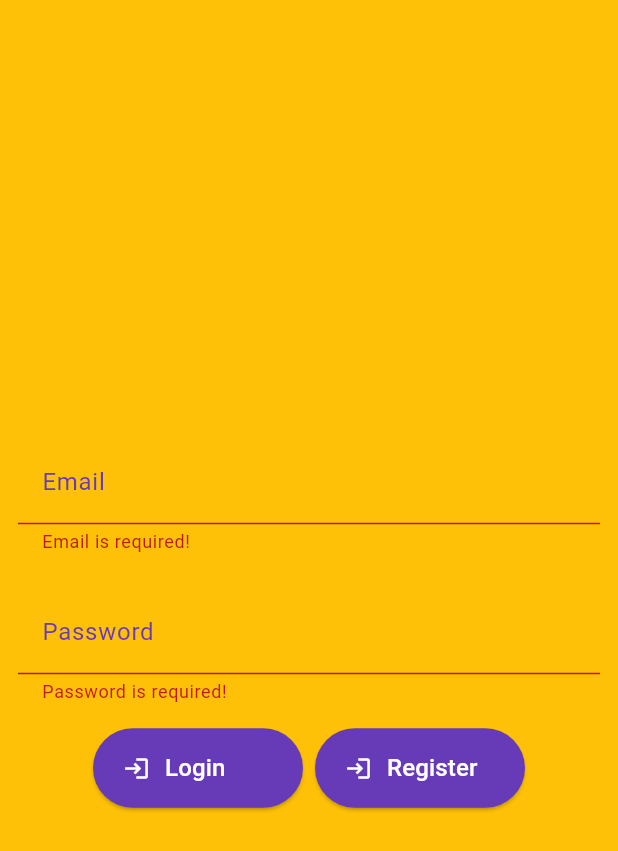
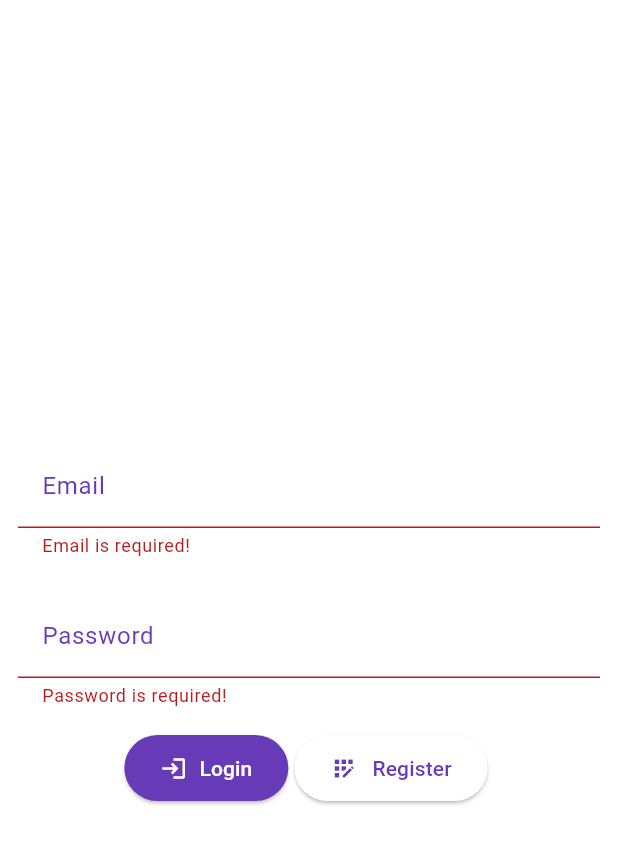
Before and after one commit to tolgakoluacik/assettracker, a Flutter app: the screen it shows after launch, after a tap on "Login", on a phone screen of 412 x 824 dp. Shown: the top 851 px of the screen. Run offline on Flutter 3.47's test engine with Material 3 defaults, Android fonts, the phone set to English and light mode, and no system bars; our stand-ins replace easy_localization.

Commit message:
- created LoginButton widget

```diff
--- a/lib/views/home.dart
+++ b/lib/views/home.dart
@@ -28,7 +28,7 @@ class HomeScreenState extends State<HomeScreen> {
   @override
   Widget build(BuildContext context) {
     return Scaffold(
-      backgroundColor: Colors.amber,
+      backgroundColor: Colors.white,
       body: Column(
         mainAxisAlignment: MainAxisAlignment.center,
         crossAxisAlignment: CrossAxisAlignment.center,
--- a/lib/views/login_screen.dart
+++ b/lib/views/login_screen.dart
@@ -1,9 +1,10 @@
+import 'package:asset_tracker/views/splash_screen.dart';
 import 'package:asset_tracker/widgets/custom_button.dart';
 import 'package:asset_tracker/widgets/email_text_field.dart';
 import 'package:asset_tracker/widgets/password_text_field.dart';
 import 'package:easy_localization/easy_localization.dart';
 import 'package:flutter/material.dart';
-import 'home.dart';
+import '../widgets/login_button.dart';
 
 class LoginScreen extends StatefulWidget {
   const LoginScreen({super.key});
@@ -21,7 +22,7 @@ class LoginScreenState extends State<LoginScreen> {
   @override
   Widget build(BuildContext context) {
     return Scaffold(
-      backgroundColor: Colors.amber,
+      backgroundColor: Colors.white,
       body: Center(
         child: Form(
           key: _formKey,
@@ -37,32 +38,21 @@ class LoginScreenState extends State<LoginScreen> {
               Row(
                 mainAxisAlignment: MainAxisAlignment.center,
                 children: [
+                  LoginButton(
+                    formKey: _formKey,
+                    emailController: emailController,
+                  ),
                   CustomButtonField(
-                    buttonText: 'login'.tr(),
-                    icon: Icons.login,
+                    buttonText: 'register'.tr(),
+                    icon: Icons.app_registration,
                     onPressed: () {
-                      if (_formKey.currentState?.validate() ?? false) {
-                      final email = emailController.text;
-
-                      ScaffoldMessenger.of(context).showSnackBar(
-                        const SnackBar(content: Text('Processing Data')),
-                      );
-
                       Navigator.pushReplacement(
                         context,
                         MaterialPageRoute(
-                          builder: (context) => HomeScreen(
-                            email: email,
-                          ),
+                          builder: (context) => const SplashScreen(),
                         ),
                       );
-                    };
-                  },
-                  ),
-                  CustomButtonField(
-                    buttonText: 'register'.tr(),
-                    icon: Icons.login,
-                    onPressed: () {},
+                      },
                   ),
                 ],
               )
--- a/lib/views/splash_screen.dart
+++ b/lib/views/splash_screen.dart
@@ -29,14 +29,17 @@ class SplashScreenState extends State<SplashScreen> {
   @override
   Widget build(BuildContext context) {
     return Scaffold(
-      backgroundColor: Colors.amber,
+      backgroundColor: Colors.white,
       body: Center(
         child: Column(
           mainAxisAlignment: MainAxisAlignment.center,
           children: [
-            const Icon(Icons.monitor_heart_outlined, size: 100, color: Colors.white),
+            const Icon(Icons.monitor_heart_outlined, size: 100, color: Colors.deepPurple),
             const SizedBox(height: 20),
             Text("appName".tr(),
+              style: const TextStyle(color: Colors.deepPurple,
+              fontSize: 26,
+              fontWeight: FontWeight.bold),
             )
           ],
         ),
--- a/lib/widgets/custom_button.dart
+++ b/lib/widgets/custom_button.dart
@@ -18,27 +18,21 @@ class CustomButtonField extends StatelessWidget {
       padding: const EdgeInsets.all(4.0),
       child: ElevatedButton(
         onPressed: onPressed,
-        style: const ButtonStyle(
-          backgroundColor: MaterialStatePropertyAll(Colors.deepPurple),
-          alignment: Alignment.center,
-          padding: MaterialStatePropertyAll(
-            EdgeInsets.only(bottom: 15, left: 20, right: 20, top: 15),
-          ),
-          maximumSize: MaterialStatePropertyAll(Size.fromWidth(140)),
+        style: ElevatedButton.styleFrom(
+          backgroundColor: Colors.white,
+          foregroundColor: Colors.deepPurple,
+          padding: const EdgeInsets.symmetric(vertical: 12.0, horizontal: 24.0),
         ),
         child: Row(
           children: [
             Icon(
               icon,
-              color: Colors.white,
+              color: Colors.deepPurple,
             ),
             const SizedBox(
               width: 10,
             ),
-            Text(
-              buttonText,
-              style: const TextStyle(color: Colors.white, fontSize: 16),
-            ),
+            Text(buttonText,),
           ],
         ),
       ),
--- a/lib/widgets/custom_text_field.dart
+++ b/lib/widgets/custom_text_field.dart
@@ -22,7 +22,7 @@ class CustomTextField extends StatelessWidget {
         controller: controller,
         obscureText: obscureText,
         style: const TextStyle(
-          color: Colors.white,
+          color: Colors.deepPurple,
         ),
         decoration: InputDecoration(
           constraints: const BoxConstraints(maxWidth: 500),
--- /dev/null
+++ b/lib/widgets/login_button.dart
@@ -0,0 +1,41 @@
+import 'package:easy_localization/easy_localization.dart';
+import 'package:flutter/material.dart';
+import '../views/home.dart';
+
+class LoginButton extends StatelessWidget {
+  final GlobalKey<FormState> formKey;
+  final TextEditingController emailController;
+
+  const LoginButton({
+    super.key,
+    required this.formKey,
+    required this.emailController,
+  });
+
+  @override
+  Widget build(BuildContext context) {
+    return ElevatedButton.icon(
+      onPressed:  () {
+      if (formKey.currentState?.validate() ?? false) {
+        final email = emailController.text;
+
+        Navigator.pushReplacement(
+          context,
+          MaterialPageRoute(
+            builder: (context) => HomeScreen(
+              email: email,
+            ),
+          ),
+        );
+      }
+    },
+      icon: const Icon(Icons.login),
+      label: Text('login'.tr()),
+      style: ElevatedButton.styleFrom(
+        backgroundColor: Colors.deepPurple,
+        foregroundColor: Colors.white,
+        padding: const EdgeInsets.symmetric(vertical: 12.0, horizontal: 24.0),
+      ),
+    );
+  }
+}
```
Also changed, not shown: pubspec.lock, 3 other files.
